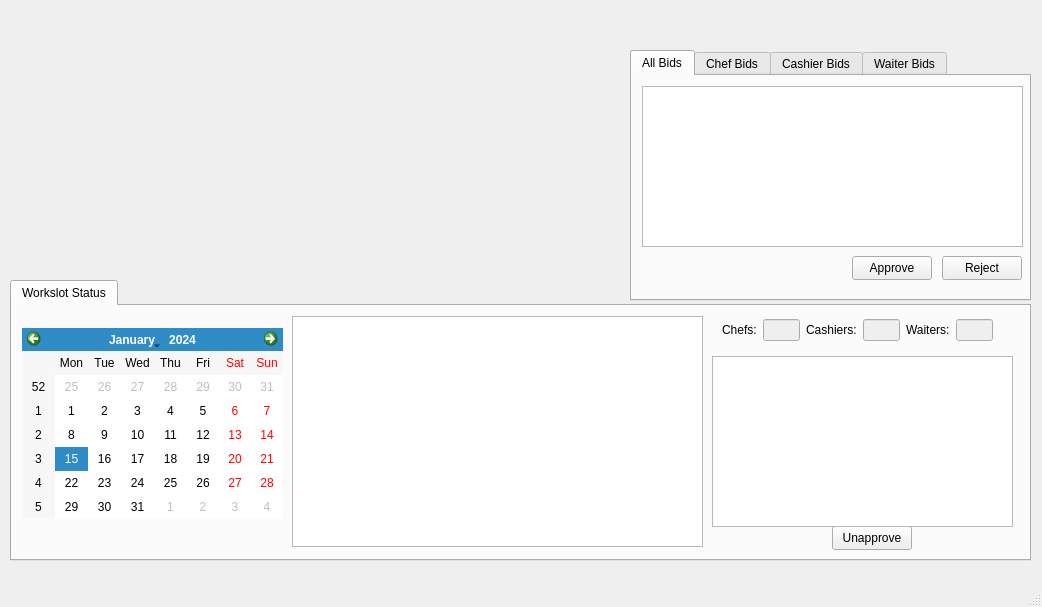
Qt form QtCafeWorkforceManager/CafeManagerWindow.ui (wreathe-unreal/CSIT314-Project) before a commit.
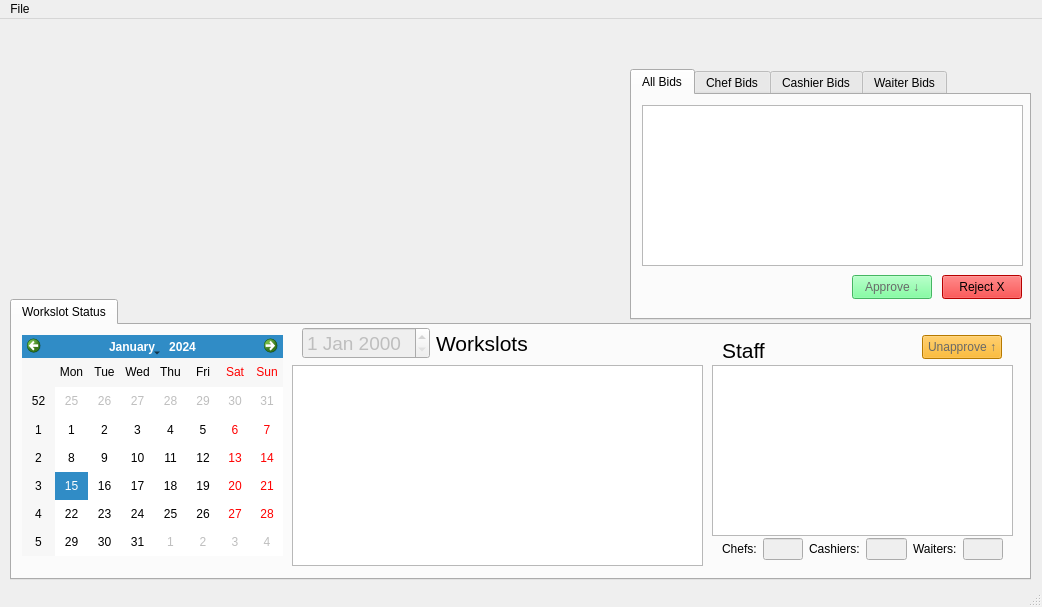
The same form after that commit. The open tabs and pages were chosen to show the change. Icons and pictures are not drawn.

Commit message: Setup Manager UI + Display

```diff
--- a/QtCafeWorkforceManager/CafeManagerWindow.ui
+++ b/QtCafeWorkforceManager/CafeManagerWindow.ui
@@ -58,8 +58,12 @@
         <height>24</height>
        </rect>
       </property>
+      <property name="styleSheet">
+       <string notr="true">background-color: rgb(97, 255, 137);
+color:dimgray;</string>
+      </property>
       <property name="text">
-       <string>Approve</string>
+       <string>Approve ↓</string>
       </property>
      </widget>
      <widget class="QTableWidget" name="bidTable">
@@ -81,8 +85,11 @@
         <height>24</height>
        </rect>
       </property>
+      <property name="styleSheet">
+       <string notr="true">background-color: red;</string>
+      </property>
       <property name="text">
-       <string>Reject</string>
+       <string>Reject X</string>
       </property>
      </widget>
     </widget>
@@ -230,32 +237,36 @@
       <property name="geometry">
        <rect>
         <x>280</x>
-        <y>10</y>
+        <y>40</y>
         <width>411</width>
-        <height>231</height>
+        <height>201</height>
        </rect>
       </property>
      </widget>
      <widget class="QPushButton" name="unapproveButton">
       <property name="geometry">
        <rect>
-        <x>820</x>
-        <y>220</y>
+        <x>910</x>
+        <y>10</y>
         <width>80</width>
         <height>24</height>
        </rect>
       </property>
+      <property name="styleSheet">
+       <string notr="true">background-color: rgb(255, 170, 0);
+color: dimgray;</string>
+      </property>
       <property name="text">
-       <string>Unapprove</string>
+       <string>Unapprove ↑</string>
       </property>
      </widget>
      <widget class="QCalendarWidget" name="calendarWidget">
       <property name="geometry">
        <rect>
         <x>10</x>
-        <y>22</y>
+        <y>10</y>
         <width>261</width>
-        <height>191</height>
+        <height>221</height>
        </rect>
       </property>
       <property name="sizePolicy">
@@ -269,8 +280,8 @@
       <property name="geometry">
        <rect>
         <x>710</x>
-        <y>10</y>
-        <width>271</width>
+        <y>210</y>
+        <width>281</width>
         <height>28</height>
        </rect>
       </property>
@@ -338,12 +349,66 @@
       <property name="geometry">
        <rect>
         <x>700</x>
-        <y>50</y>
+        <y>40</y>
         <width>301</width>
         <height>171</height>
        </rect>
       </property>
      </widget>
+     <widget class="QLabel" name="label_4">
+      <property name="geometry">
+       <rect>
+        <x>710</x>
+        <y>15</y>
+        <width>49</width>
+        <height>21</height>
+       </rect>
+      </property>
+      <property name="font">
+       <font>
+        <pointsize>16</pointsize>
+       </font>
+      </property>
+      <property name="text">
+       <string>Staff</string>
+      </property>
+     </widget>
+     <widget class="QWidget" name="">
+      <property name="geometry">
+       <rect>
+        <x>290</x>
+        <y>0</y>
+        <width>226</width>
+        <height>37</height>
+       </rect>
+      </property>
+      <layout class="QHBoxLayout" name="horizontalLayout">
+       <item>
+        <widget class="QDateEdit" name="dateEdit">
+         <property name="enabled">
+          <bool>false</bool>
+         </property>
+         <property name="font">
+          <font>
+           <pointsize>14</pointsize>
+          </font>
+         </property>
+        </widget>
+       </item>
+       <item>
+        <widget class="QLabel" name="label_5">
+         <property name="font">
+          <font>
+           <pointsize>16</pointsize>
+          </font>
+         </property>
+         <property name="text">
+          <string>Workslots</string>
+         </property>
+        </widget>
+       </item>
+      </layout>
+     </widget>
     </widget>
    </widget>
   </widget>
@@ -356,6 +421,13 @@
      <height>21</height>
     </rect>
    </property>
+   <widget class="QMenu" name="menuFile">
+    <property name="title">
+     <string>File</string>
+    </property>
+    <addaction name="actionLogout"/>
+   </widget>
+   <addaction name="menuFile"/>
   </widget>
   <widget class="QStatusBar" name="statusbar"/>
  </widget>
```
Left out of the diff: 40 changed lines with no effect on the pictures. The commit also changes 18 other files.
